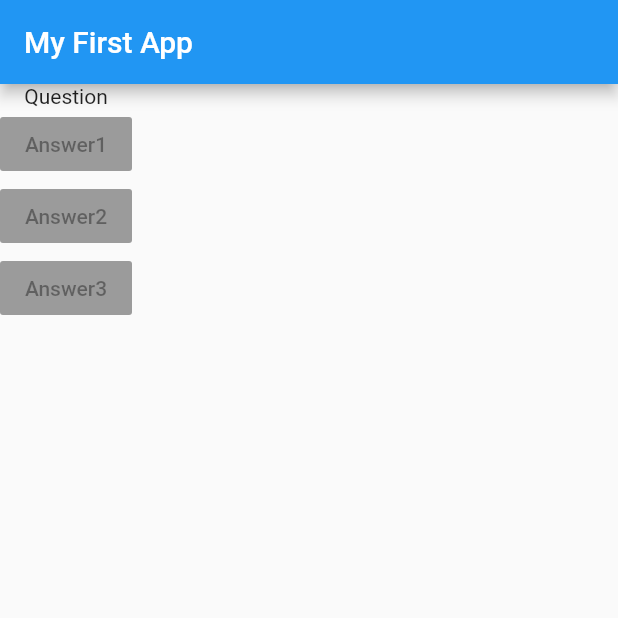
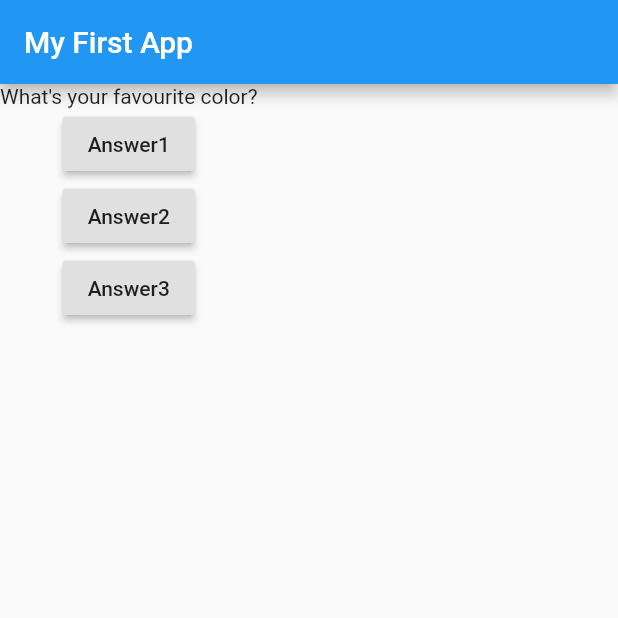
Before and after one commit to armTIGRAN/Dart_UdemyCourse1, a Flutter app: the screen it shows after launch, on a phone screen of 412 x 824 dp, the top half of it. Run offline on Flutter 3.47's test engine with Material 2 defaults, Android fonts, the phone set to English and light mode, and no system bars.

Commit message:
lesson38

```diff
--- a/lib/main.dart
+++ b/lib/main.dart
@@ -1,22 +1,52 @@
 import 'package:flutter/material.dart';
 
+import "./question.dart";
 // void main(){
 //   runApp(MyApp());
 // }
 
 void main() => runApp(MyApp());
 
-class MyApp extends StatelessWidget {
+class MyApp extends StatefulWidget{
+  @override
+  State<StatefulWidget> createState() {
+    // TODO: implement createState
+    return _MyAppState();
+  }
+}
+
+class _MyAppState extends State<MyApp> {
+  int _questionIndex=0;
+
+  void answerQuestion(){
+    setState(() {
+      if(_questionIndex<questions.length-1){
+        _questionIndex+=1;
+      }
+    });
+    print("Answer 1 chosen");
+  }
+
+  var questions = [
+    "What's your favourite color?",
+    "What's your favourite animal?",
+    "What's your favourite film?",
+    "What's your favourite game?"
+  ];
+
   @override
   Widget build(BuildContext context) {
     return MaterialApp(
       home: Scaffold(
         appBar: AppBar(title: Text("My First App"), ),
         body: Column(children: <Widget>[
-          Text("Question"),
-          RaisedButton(child:Text("Answer1"), onPressed: null),
-          RaisedButton(child:Text("Answer2"), onPressed: null),
-          RaisedButton(child:Text("Answer3"), onPressed: null),
+          Question(questions[_questionIndex]),
+          RaisedButton(child:Text("Answer1"), onPressed: answerQuestion),
+          RaisedButton(child:Text("Answer2"), onPressed: () => print("Answer 2 chosen")),
+          RaisedButton(child:Text("Answer3"), onPressed: (){
+            //some code
+            print("Answer 3 chosen");
+          }),
         ],)
       ),
     );
--- /dev/null
+++ b/lib/question.dart
@@ -0,0 +1,14 @@
+import 'package:flutter/material.dart';
+
+
+
+class Question extends StatelessWidget {
+  final String questionText;
+
+  Question(this.questionText);
+
+  @override
+  Widget build(BuildContext context) {
+    return Text(questionText);
+  }
+}
```
